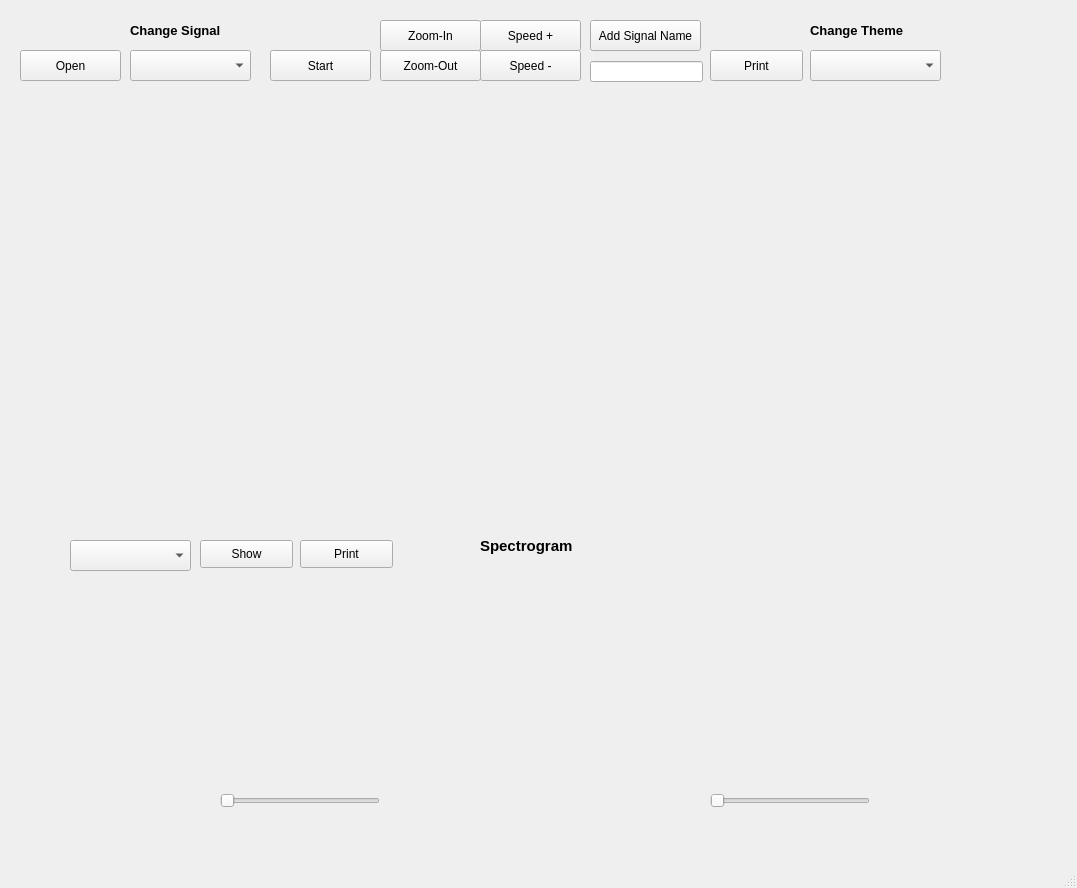
Qt form IsaWorking-Copy.ui (Abdelrahmanhassan1/Signal-Viewer) before a commit.
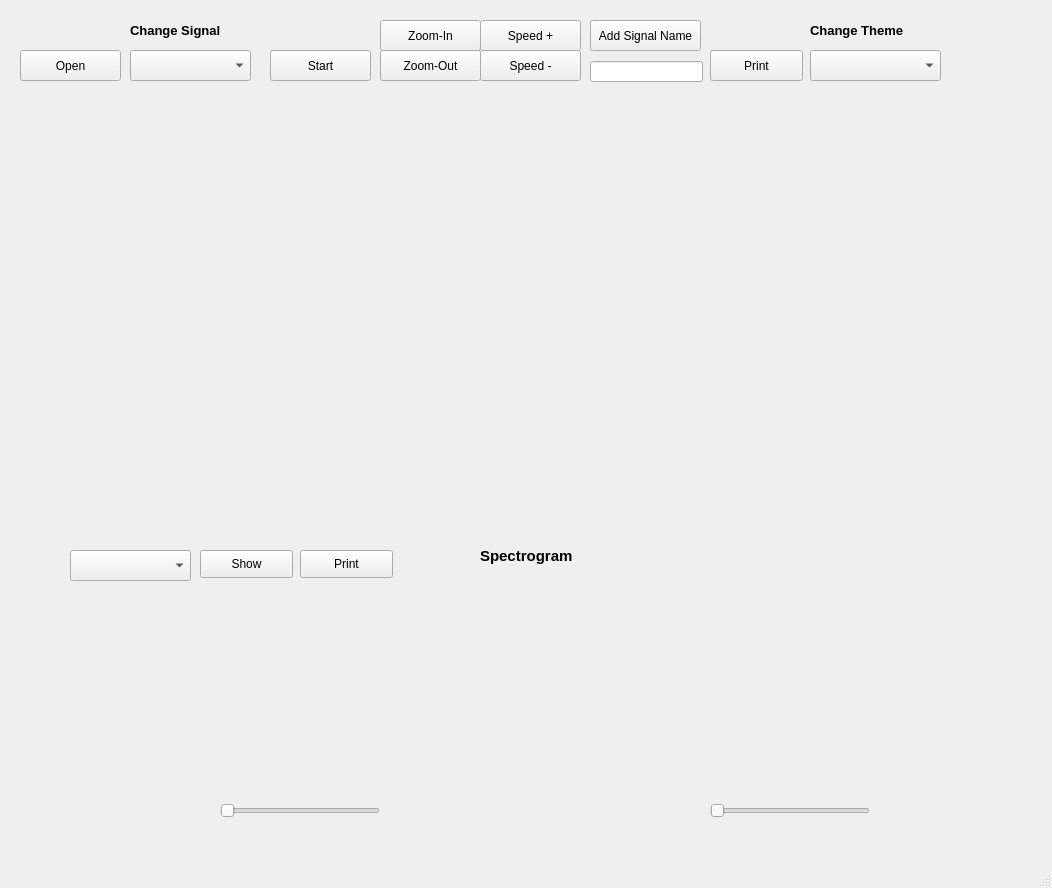
The same form after that commit.

What changed in the file:
```diff
--- a/IsaWorking-Copy.ui
+++ b/IsaWorking-Copy.ui
@@ -6,7 +6,7 @@
    <rect>
     <x>0</x>
     <y>0</y>
-    <width>1077</width>
+    <width>1052</width>
     <height>888</height>
    </rect>
   </property>
@@ -156,7 +156,7 @@
     <property name="geometry">
      <rect>
       <x>20</x>
-      <y>570</y>
+      <y>580</y>
       <width>1011</width>
       <height>201</height>
      </rect>
@@ -167,7 +167,7 @@
     <property name="geometry">
      <rect>
       <x>220</x>
-      <y>790</y>
+      <y>800</y>
       <width>160</width>
       <height>22</height>
      </rect>
@@ -180,7 +180,7 @@
     <property name="geometry">
      <rect>
       <x>710</x>
-      <y>790</y>
+      <y>800</y>
       <width>160</width>
       <height>22</height>
      </rect>
@@ -193,7 +193,7 @@
     <property name="geometry">
      <rect>
       <x>70</x>
-      <y>540</y>
+      <y>550</y>
       <width>121</width>
       <height>31</height>
      </rect>
@@ -203,7 +203,7 @@
     <property name="geometry">
      <rect>
       <x>200</x>
-      <y>540</y>
+      <y>550</y>
       <width>93</width>
       <height>28</height>
      </rect>
@@ -226,7 +226,7 @@
     <property name="geometry">
      <rect>
       <x>300</x>
-      <y>540</y>
+      <y>550</y>
       <width>93</width>
       <height>28</height>
      </rect>
@@ -239,7 +239,7 @@
     <property name="geometry">
      <rect>
       <x>480</x>
-      <y>530</y>
+      <y>540</y>
       <width>121</width>
       <height>31</height>
      </rect>
```
Left out of the diff: 2 changed lines with no effect on the pictures.
